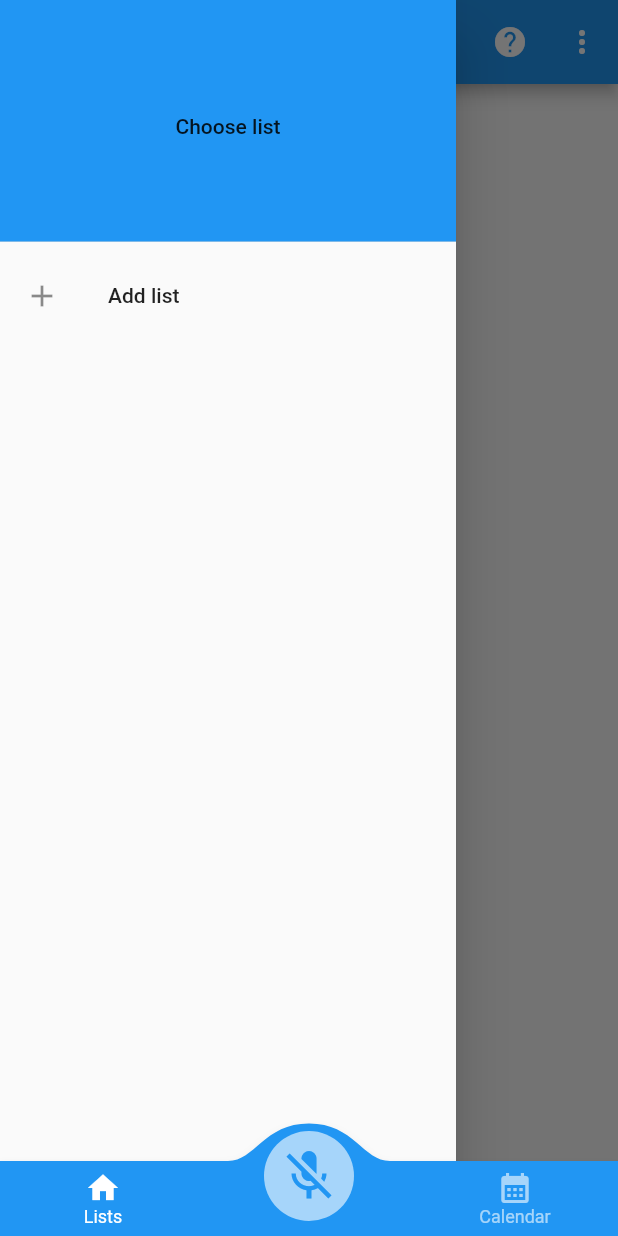
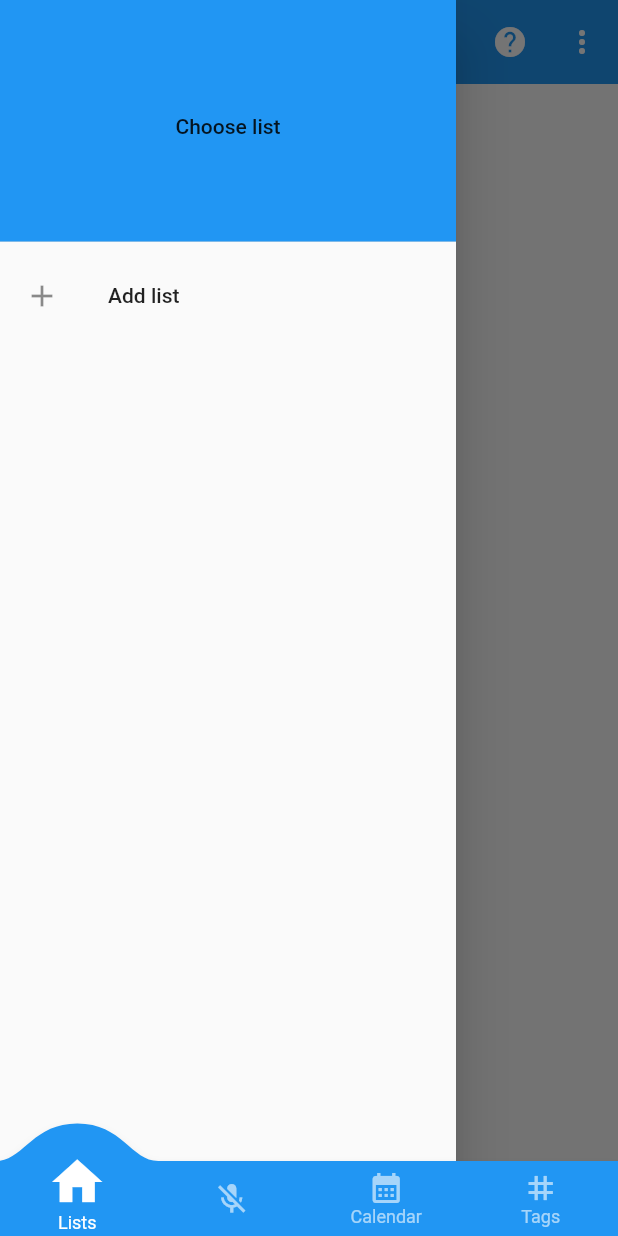
Before and after one commit to DrGilion/ListerApp, a Flutter app: the screen it shows after launch, with the side drawer open, on a phone screen of 412 x 824 dp. Run offline on Flutter 3.47's test engine with Material 2 defaults, Android fonts, the phone set to English and light mode, and no system bars; drawn by our look-alikes of convex_bottom_bar, keyboard_dismisser, showcaseview; our stand-ins replace dartz, flutter_colorpicker, flutter_linkify, flutter_localized_locales, flutter_rating_bar, font_awesome_flutter and 7 more; missing offline and left inert: any_link_preview, devicelocale, highlight_text, in_app_update, linkify, locale_emoji and 1 more; accounts and stored records are empty.

Commit message:
added tags

```diff
--- a/lib/component/lister_page.dart
+++ b/lib/component/lister_page.dart
@@ -128,7 +128,7 @@ class _ListerPageState extends State<ListerPage> {
           await _fetchList(context);
         },
         child: ListView.separated(
-          physics: const BouncingScrollPhysics(),
+          physics: const BouncingScrollPhysics(parent: AlwaysScrollableScrollPhysics()),
           padding: const EdgeInsets.only(bottom: kToolbarHeight),
           itemBuilder: (context, index) => ListerItemTile(
             key: ValueKey(completeList!.items[index].id),
--- a/lib/component/lists_tab.dart
+++ b/lib/component/lists_tab.dart
@@ -61,6 +61,7 @@ class _ListsTabState extends State<ListsTab> {
               appBar: AppBar(
                 title: Text(_getAppbarTitle(context)),
                 backgroundColor: _getBackgroundColor(context),
+                elevation: 0,
                 leading: Builder(builder: (context) {
                   return Showcase(
                     key: _two,
--- a/lib/l10n/intl_de.arb
+++ b/lib/l10n/intl_de.arb
@@ -28,6 +28,14 @@
   "list_delete_error": "Liste konnte nicht gelöscht werden!",
   "lists": "Listen",
   "lists_error": "Listen konnten nicht geladen werden!",
+  "tag_add": "Tag hinzufügen",
+  "tags": "Tags",
+  "tags_error": "Tags konnte nicht geladen werden",
+  "tags_create": "Tag erstellen",
+  "tags_create_error": "Tag {name} konnte nicht erstellt werden",
+  "tags_delete": "Tag löschen",
+  "tags_delete_confirm": "Bist du sicher, dass das Tag {name} gelöscht werden soll?",
+  "tags_delete_error": "Tag konnte nicht gelöscht werden!",
   "calendar": "Kalender",
   "settings": "Einstellungen",
   "settings_show": "Einstellungen zeigen",
--- a/lib/l10n/intl_en.arb
+++ b/lib/l10n/intl_en.arb
@@ -28,6 +28,14 @@
   "list_delete_error": "Could not delete list!",
   "lists": "Lists",
   "lists_error": "Could not retrieve lists!",
+  "tag_add": "Add tag",
+  "tags": "Tags",
+  "tags_error": "Could not retrieve tags",
+  "tags_create": "Create tag",
+  "tags_create_error": "Could not create tag {name}",
+  "tags_delete": "Delete tag",
+  "tags_delete_confirm": "Are you sure that you want to delete the tag {name} ?",
+  "tags_delete_error": "Could not delete tag!",
   "calendar": "Calendar",
   "settings": "Settings",
   "settings_show": "Show settings",
--- a/lib/main.dart
+++ b/lib/main.dart
@@ -45,5 +45,8 @@ const Map<int, String> migrationScripts = {
                                     created_on INTEGER,
                                     modified_on INTEGER,
                                     FOREIGN KEY (list_id) REFERENCES core_list(id)
-        );'''
+        );''',
+  3: '''
+        CREATE TABLE core_tag (id INTEGER PRIMARY KEY, name TEXT, color INTEGER);
+        ''',
 };
--- /dev/null
+++ b/lib/model/lister_tag.dart
@@ -0,0 +1,19 @@
+import 'package:json_annotation/json_annotation.dart';
+
+part 'lister_tag.g.dart';
+
+@JsonSerializable()
+class ListerTag {
+  static const String tableName = "core_tag";
+
+  @JsonKey(includeIfNull: false)
+  int? id;
+  String name;
+  int color;
+
+  ListerTag(this.id, this.name, this.color);
+
+  factory ListerTag.fromJson(Map<String, dynamic> json) => _$ListerTagFromJson(json);
+
+  Map<String, dynamic> toJson() => _$ListerTagToJson(this);
+}
--- a/lib/page/home_page.dart
+++ b/lib/page/home_page.dart
@@ -2,6 +2,7 @@ import 'package:convex_bottom_bar/convex_bottom_bar.dart';
 import 'package:flutter/material.dart';
 import 'package:lister_app/component/calendar_tab.dart';
 import 'package:lister_app/component/lists_tab.dart';
+import 'package:lister_app/component/tags_tab.dart';
 import 'package:lister_app/generated/l10n.dart';
 import 'package:lister_app/routing.dart';
 import 'package:lister_app/util/flutter_util.dart';
@@ -111,12 +112,13 @@ class _HomePageState extends State<HomePage> with Commandable, RouteAware {
         child: Scaffold(
             body: _buildBody(context),
             bottomNavigationBar: ConvexAppBar(
-              style: TabStyle.fixedCircle,
+              style: TabStyle.react,
               items: [
                 TabItem(icon: Icons.home, title: Translations.of(context).lists),
                 TabItem(
                     icon: _speechEnabled ? (_speechToText.isNotListening ? Icons.mic_off : Icons.mic) : Icons.close),
-                TabItem(icon: Icons.calendar_month, title: Translations.of(context).calendar)
+                TabItem(icon: Icons.calendar_month, title: Translations.of(context).calendar),
+                TabItem(icon: Icons.tag, title: Translations.of(context).tags),
               ],
               onTap: (int index) {
                 setState(() {
@@ -126,6 +128,8 @@ class _HomePageState extends State<HomePage> with Commandable, RouteAware {
                     _speechToText.isNotListening ? _startListening() : _stopListening();
                   } else if (index == 2) {
                     TopNavigationData.of(context).displayMode = DisplayMode.calendar;
+                  } else if (index == 3) {
+                    TopNavigationData.of(context).displayMode = DisplayMode.tags;
                   }
                 });
               },
@@ -137,7 +141,8 @@ class _HomePageState extends State<HomePage> with Commandable, RouteAware {
       builder: (context, data, _) {
         return switch (data.displayMode) {
           DisplayMode.lists => const ListsTab(),
-          DisplayMode.calendar => const CalendarTab()
+          DisplayMode.calendar => const CalendarTab(),
+          DisplayMode.tags => const TagsTab(),
         };
       },
     );
--- a/lib/viewmodel/display_mode.dart
+++ b/lib/viewmodel/display_mode.dart
@@ -1,4 +1,5 @@
 enum DisplayMode {
   lists,
-  calendar;
+  calendar,
+  tags;
 }
```
Also changed, not shown: lib/component/tag_creation_dialog.dart (added, +65 -0 lines), lib/component/tags_tab.dart (added, +156 -0 lines), lib/service/persistence_service.dart (+26 -3 lines), lib/generated/intl/messages_de.dart, lib/generated/intl/messages_en.dart, lib/generated/l10n.dart, lib/model/lister_tag.g.dart (added).
